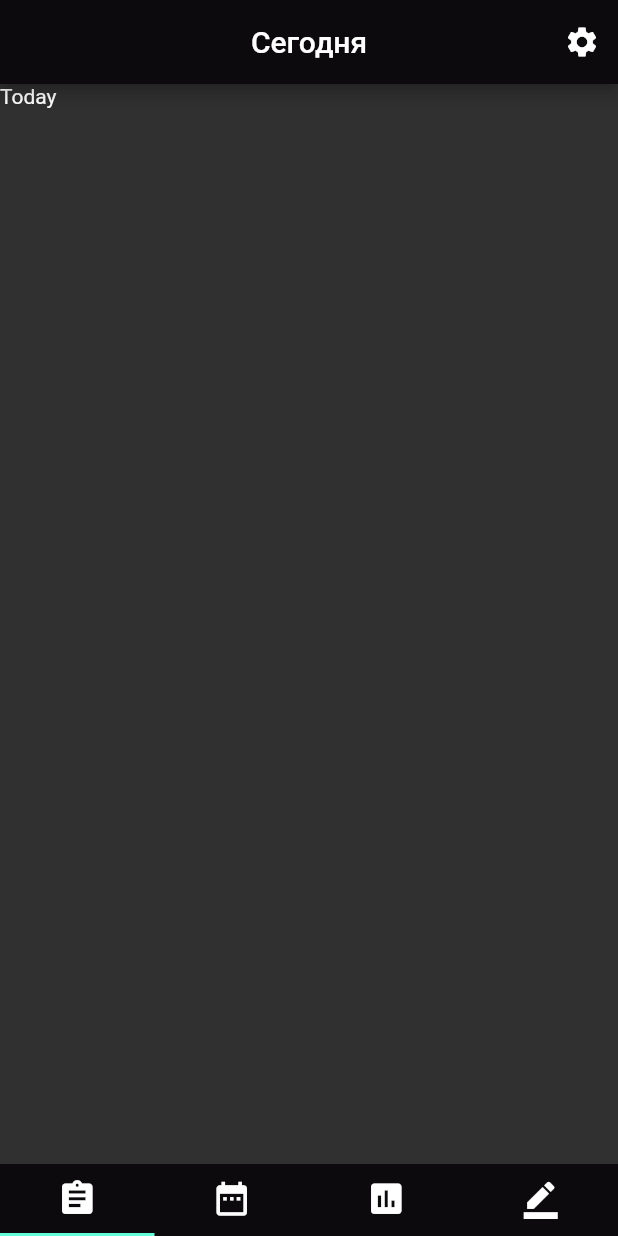
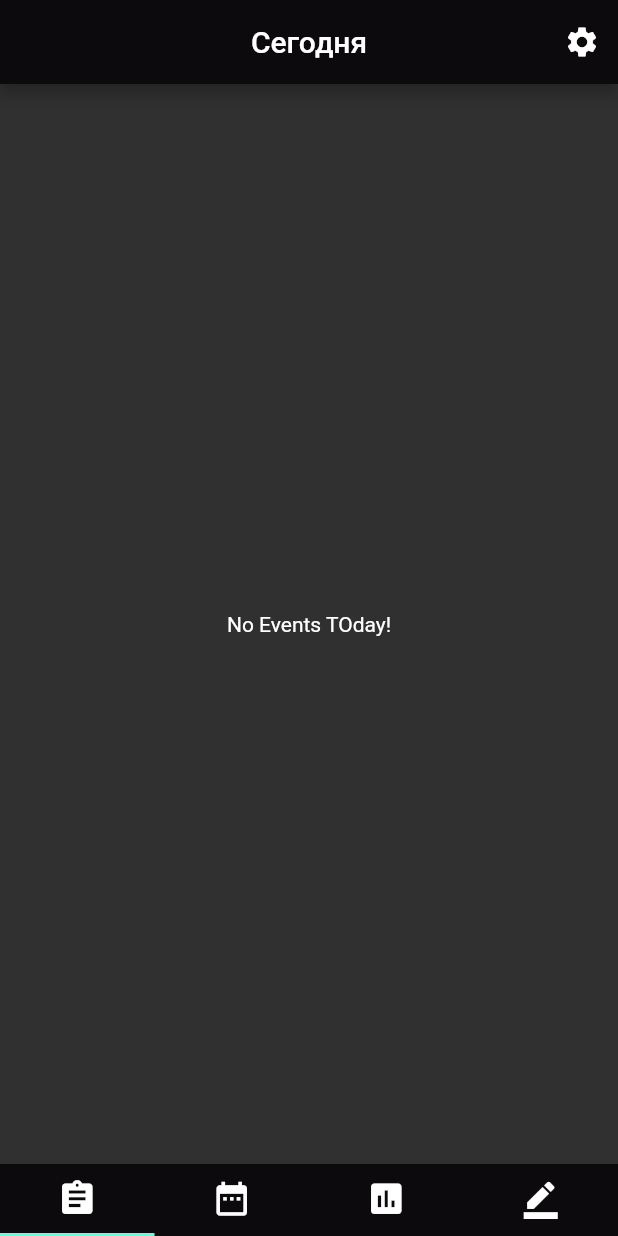
Before and after one commit to f1reworker/todoList, a Flutter app: the screen it shows after launch, on a phone screen of 412 x 824 dp. Run offline on Flutter 3.47's test engine with Material 2 defaults, Android fonts, the phone set to English and light mode, and no system bars; our stand-ins replace syncfusion_flutter_calendar; missing offline and left inert: syncfusion_flutter_core.

Commit message:
Added today list

```diff
--- a/lib/pages/calendar.dart
+++ b/lib/pages/calendar.dart
@@ -9,6 +9,8 @@ import 'package:todo_list/widget/tasksWidget.dart';
 
 import '../eventDataSource.dart';
 import 'eventEditingPage.dart';
+
+DateTime selectedDate = DateTime.now();
 
 class CalendarPage extends StatelessWidget {
   @override
@@ -68,6 +70,9 @@ class CalendarWidget extends StatelessWidget {
       dataSource: EventDataSource(events),
       firstDayOfWeek: 1,
       initialSelectedDate: DateTime.now(),
+      onTap: (CalendarTapDetails details) {
+        selectedDate = details.date!;
+      },
       onLongPress: (CalendarLongPressDetails details) {
         final provider = Provider.of<EventProvider>(context, listen: false);
 
--- a/lib/pages/eventEditingPage.dart
+++ b/lib/pages/eventEditingPage.dart
@@ -3,6 +3,7 @@ import 'dart:async';
 import 'package:provider/provider.dart';
 import 'package:flutter/material.dart';
 import 'package:todo_list/main.dart';
+import 'package:todo_list/pages/calendar.dart';
 import 'package:todo_list/provider/eventProvider.dart';
 
 import '../event.dart';
@@ -30,8 +31,8 @@ class _EventEditingPageState extends State<EventEditingPage> {
   void initState() {
     super.initState();
     if (widget.event == null) {
-      fromDate = DateTime.now();
-      toDate = DateTime.now().add(Duration(hours: 2));
+      fromDate = selectedDate;
+      toDate = selectedDate.add(Duration(hours: 2));
     }
   }
 
--- a/lib/pages/today.dart
+++ b/lib/pages/today.dart
@@ -1,9 +1,20 @@
 import 'package:flutter/material.dart';
-
+import 'package:todo_list/provider/eventProvider.dart';
+import 'package:provider/provider.dart';
 import '../main.dart';
 
-class Today extends StatelessWidget {
+class Today extends StatefulWidget {
   @override
+  _TodayState createState() => _TodayState();
+}
+
+class _TodayState extends State<Today> {
+  @override
+  void initState() {
+    super.initState();
+    EventProvider().eventsTodayFunc();
+  }
+
   Widget build(BuildContext context) {
     return Scaffold(
         appBar: AppBar(
@@ -18,9 +29,30 @@ class Today extends StatelessWidget {
             )
           ],
         ),
-      body: Container(
-        child: Text("Today"),
+        body: eventToday(context));
+  }
+}
+
+Widget eventToday(
+  BuildContext context,
+) {
+  final provider = Provider.of<EventProvider>(context);
+  if (provider.eventsToday.length == 0) {
+    return Center(
+      child: Text('No Events TOday!'),
+    );
+  }
+  return Container(
+    child: new ListView.separated(
+      separatorBuilder: (context, index) => Divider(),
+      // color: Colors.black,),
+      itemCount: provider.eventsToday.length,
+      itemBuilder: (context, index) {
+        return new Container(
+          height: 122,
+          child: Text(provider.eventsToday[index].title),
+        );
+      },
     ),
   );
 }
-}
--- a/lib/provider/eventProvider.dart
+++ b/lib/provider/eventProvider.dart
@@ -2,9 +2,14 @@ import 'package:flutter/cupertino.dart';
 
 import '../event.dart';
 
+final List<Event> _events = [];
+List<Event> _eventsToday = [];
+
 class EventProvider extends ChangeNotifier {
-  final List<Event> _events = [];
+  DateTime dateOnly(DateTime dateTime) =>
+      DateTime(dateTime.year, dateTime.month, dateTime.day);
   DateTime _selectedDate = DateTime.now();
+  List<Event> get eventsToday => _eventsToday;
   List<Event> get events => _events;
   List<Event> get eventsOfSelectedDate => _events;
   DateTime get selectedDate => _selectedDate;
@@ -13,6 +18,19 @@ class EventProvider extends ChangeNotifier {
     notifyListeners();
   }
 
+  void eventsTodayFunc() {
+    _eventsToday = [];
+    int _eventsLength = 0;
+    _eventsLength = events.length;
+    for (int i = 0; i < _eventsLength; i++) {
+      if (dateOnly(DateTime.now()) == dateOnly(events[i].from)) {
+        _eventsToday.add(events[i]);
+        print(events[i].title);
+      }
+    }
+    notifyListeners();
+  }
+
   void addEvent(Event event) {
     _events.add(event);
     notifyListeners();
--- a/lib/widget/tasksWidget.dart
+++ b/lib/widget/tasksWidget.dart
@@ -2,8 +2,6 @@ import 'package:flutter/material.dart';
 import 'package:provider/provider.dart';
 import 'package:syncfusion_flutter_calendar/calendar.dart';
 import 'package:todo_list/eventDataSource.dart';
-import 'package:todo_list/pages/calendar.dart';
-import 'package:todo_list/pages/eventViewingPage.dart';
 import 'package:todo_list/provider/eventProvider.dart';
 import 'package:syncfusion_flutter_core/theme.dart';
 
```
Lines whose indentation alone changed are shown as unchanged.
